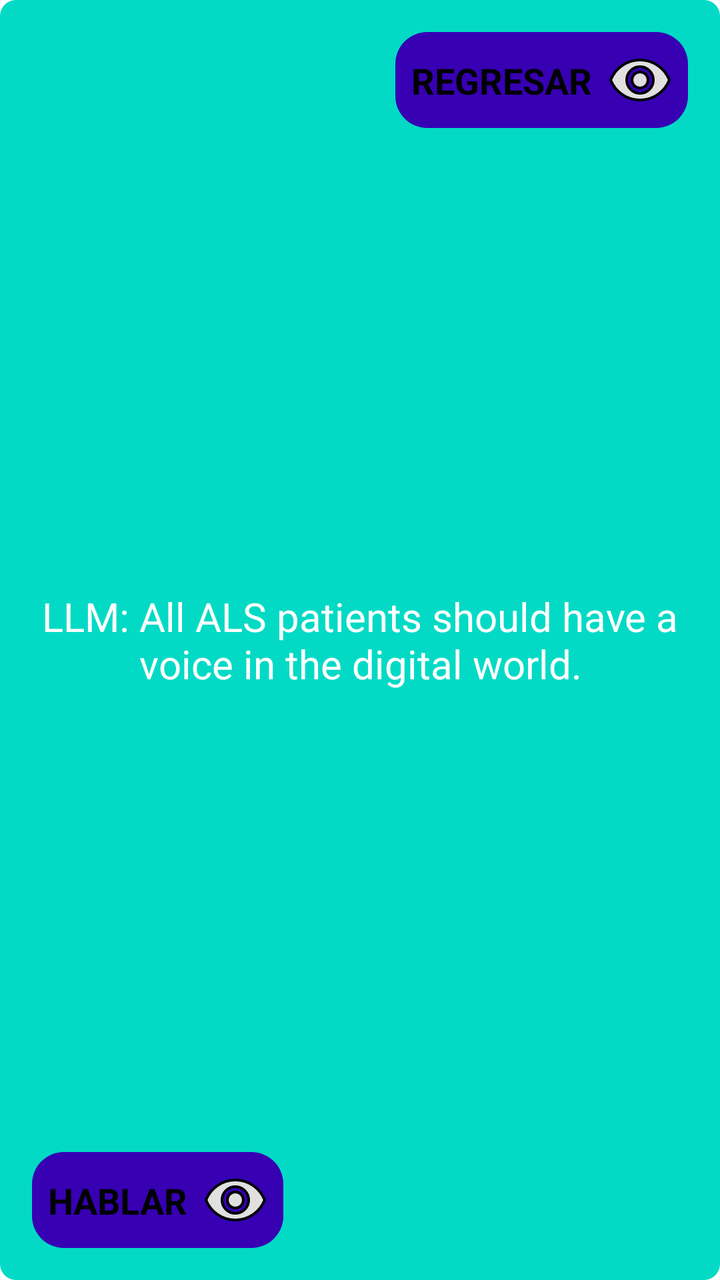
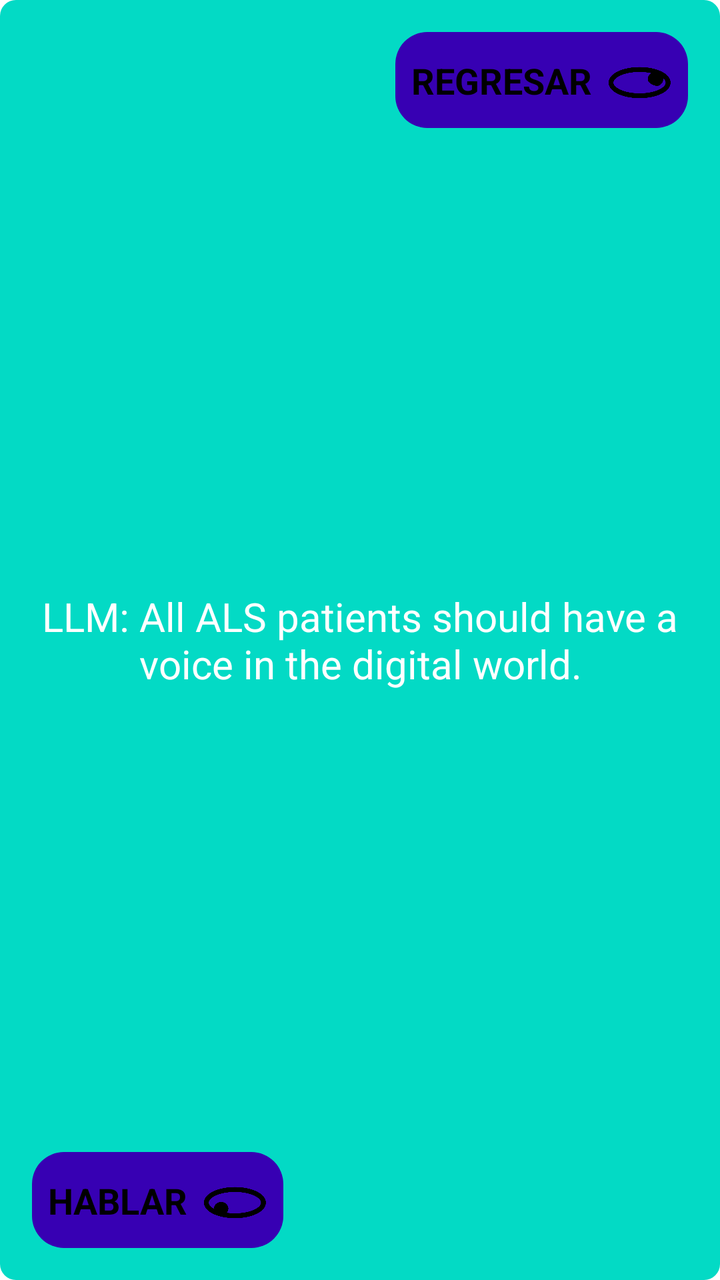

An Android layout rendered at two revisions. The XML below is the earlier revision; the diff shows what the commit changed to produce the second picture.
<!-- AndroidManifest.xml: application theme Theme.Lets -->
<!-- res/layout/popup_completo.xml -->
<?xml version="1.0" encoding="utf-8"?>
<androidx.constraintlayout.widget.ConstraintLayout xmlns:android="http://schemas.android.com/apk/res/android"
    xmlns:app="http://schemas.android.com/apk/res-auto"
    android:layout_width="400dp"
    android:layout_height="250dp"
    android:background="@drawable/llm_area_background"
    android:padding="16dp">

    
    <androidx.constraintlayout.widget.ConstraintLayout
        android:id="@+id/btn_popup_volver"
        android:layout_width="wrap_content"
        android:layout_height="wrap_content"
        android:background="@drawable/panel_background"
        android:padding="8dp"
        app:layout_constraintEnd_toEndOf="parent"
        app:layout_constraintTop_toTopOf="parent">

        <TextView
            android:id="@+id/text_volver"
            android:layout_width="wrap_content"
            android:layout_height="wrap_content"
            android:text="REGRESAR"
            android:textColor="@color/black"
            android:textSize="18sp"
            android:textStyle="bold"
            app:layout_constraintBottom_toBottomOf="parent"
            app:layout_constraintStart_toStartOf="parent"
            app:layout_constraintTop_toTopOf="parent" />

        <ImageView
            android:layout_width="32dp"
            android:layout_height="32dp"
            android:layout_marginStart="8dp"
            android:src="@drawable/ic_eye"
            app:layout_constraintBottom_toBottomOf="parent"
            app:layout_constraintEnd_toEndOf="parent"
            app:layout_constraintStart_toEndOf="@id/text_volver"
            app:layout_constraintTop_toTopOf="parent" />
    </androidx.constraintlayout.widget.ConstraintLayout>

    
    <TextView
        android:id="@+id/popup_content_text"
        android:layout_width="0dp"
        android:layout_height="0dp"
        android:layout_marginTop="16dp"
        android:layout_marginBottom="16dp"
        android:gravity="center"
        android:text="LLM: All ALS patients should have a voice in the digital world."
        android:textColor="@color/white"
        android:textSize="20sp"
        app:layout_constraintBottom_toTopOf="@+id/btn_popup_hablar"
        app:layout_constraintEnd_toEndOf="parent"
        app:layout_constraintStart_toStartOf="parent"
        app:layout_constraintTop_toBottomOf="@id/btn_popup_volver" />

    
    <androidx.constraintlayout.widget.ConstraintLayout
        android:id="@+id/btn_popup_hablar"
        android:layout_width="wrap_content"
        android:layout_height="wrap_content"
        android:background="@drawable/panel_background"
        android:padding="8dp"
        app:layout_constraintBottom_toBottomOf="parent"
        app:layout_constraintStart_toStartOf="parent">

        <TextView
            android:id="@+id/text_hablar"
            android:layout_width="wrap_content"
            android:layout_height="wrap_content"
            android:text="HABLAR"
            android:textColor="@color/black"
            android:textSize="18sp"
            android:textStyle="bold"
            app:layout_constraintBottom_toBottomOf="parent"
            app:layout_constraintStart_toStartOf="parent"
            app:layout_constraintTop_toTopOf="parent" />

        <ImageView
            android:layout_width="32dp"
            android:layout_height="32dp"
            android:layout_marginStart="8dp"
            android:src="@drawable/ic_eye"
            app:layout_constraintBottom_toBottomOf="parent"
            app:layout_constraintEnd_toEndOf="parent"
            app:layout_constraintStart_toEndOf="@id/text_hablar"
            app:layout_constraintTop_toTopOf="parent" />
    </androidx.constraintlayout.widget.ConstraintLayout>

</androidx.constraintlayout.widget.ConstraintLayout>
<!-- resources referenced by this layout -->
<resources>
  <color name="black">#FF000000</color>
  <color name="white">#FFFFFFFF</color>
  <!-- drawable ic_eye (drawable) -->
  <vector xmlns:android="http://schemas.android.com/apk/res/android"
      android:width="48dp"
      android:height="48dp"
      android:viewportWidth="24"
      android:viewportHeight="24">
      <path
          android:fillColor="#E0E0E0"
          android:pathData="M12,4.5C7,4.5 2.73,7.61 1,12c1.73,4.39 6,7.5 11,7.5s9.27,-3.11 11,-7.5c-1.73,-4.39 -6,-7.5 -11,-7.5zM12,17c-2.76,0 -5,-2.24 -5,-5s2.24,-5 5,-5 5,2.24 5,5 -2.24,5 -5,5zM12,9c-1.66,0 -3,1.34 -3,3s1.34,3 3,3 3,-1.34 3,-3 -1.34,-3 -3,-3z"
          android:strokeColor="#000000"
          android:strokeWidth="1"/>
  </vector>
  <!-- drawable llm_area_background (drawable) -->
  <?xml version="1.0" encoding="utf-8"?>
  <shape xmlns:android="http://schemas.android.com/apk/res/android">
      <solid android:color="@color/llm_background" />
      <corners android:radius="8dp" />
  </shape>
  <!-- drawable panel_background (drawable) -->
  <?xml version="1.0" encoding="utf-8"?>
  <shape xmlns:android="http://schemas.android.com/apk/res/android">
      <solid android:color="@color/panel_background" />
      <corners android:radius="16dp" />
  </shape>
  <style name="Theme.Lets" parent="Theme.MaterialComponents.DayNight.NoActionBar">
          
          <item name="colorPrimary">@color/purple_500</item>
          <item name="colorPrimaryVariant">@color/purple_700</item>
          <item name="colorOnPrimary">@color/white</item>
          
          <item name="colorSecondary">@color/teal_200</item>
          <item name="colorSecondaryVariant">@color/teal_700</item>
          <item name="colorOnSecondary">@color/black</item>
          
          <item name="android:statusBarColor">?attr/colorPrimaryVariant</item>
          
      </style>
  <color name="llm_background">#03DAC5</color>
  <color name="panel_background">#3700B3</color>
  <color name="purple_500">#FF6200EE</color>
  <color name="purple_700">#FF3700B3</color>
  <color name="teal_200">#FF03DAC5</color>
  <color name="teal_700">#FF018786</color>
</resources>

<!-- the commit's change to res/layout/popup_completo.xml (unified diff, before → after) -->
@@ -32,7 +32,7 @@
             android:layout_width="32dp"
             android:layout_height="32dp"
             android:layout_marginStart="8dp"
-            android:src="@drawable/ic_eye"
+            android:src="@drawable/ic_gaze_arriba_der"
             app:layout_constraintBottom_toBottomOf="parent"
             app:layout_constraintEnd_toEndOf="parent"
             app:layout_constraintStart_toEndOf="@id/text_volver"
@@ -81,7 +81,7 @@
             android:layout_width="32dp"
             android:layout_height="32dp"
             android:layout_marginStart="8dp"
-            android:src="@drawable/ic_eye"
+            android:src="@drawable/ic_gaze_abajo_izq"
             app:layout_constraintBottom_toBottomOf="parent"
             app:layout_constraintEnd_toEndOf="parent"
             app:layout_constraintStart_toEndOf="@id/text_hablar"
<!-- resource entries referenced after the edit -->
@@ -2,18 +2,8 @@
 <resources>
   <color name="black">#FF000000</color>
   <color name="white">#FFFFFFFF</color>
-  <!-- drawable ic_eye (drawable) -->
-  <vector xmlns:android="http://schemas.android.com/apk/res/android"
-      android:width="48dp"
-      android:height="48dp"
-      android:viewportWidth="24"
-      android:viewportHeight="24">
-      <path
-          android:fillColor="#E0E0E0"
-          android:pathData="M12,4.5C7,4.5 2.73,7.61 1,12c1.73,4.39 6,7.5 11,7.5s9.27,-3.11 11,-7.5c-1.73,-4.39 -6,-7.5 -11,-7.5zM12,17c-2.76,0 -5,-2.24 -5,-5s2.24,-5 5,-5 5,2.24 5,5 -2.24,5 -5,5zM12,9c-1.66,0 -3,1.34 -3,3s1.34,3 3,3 3,-1.34 3,-3 -1.34,-3 -3,-3z"
-          android:strokeColor="#000000"
-          android:strokeWidth="1"/>
-  </vector>
+  <!-- drawable ic_gaze_abajo_izq: png bitmap (drawable, 18846 bytes) -->
+  <!-- drawable ic_gaze_arriba_der: png bitmap (drawable, 19198 bytes) -->
   <!-- drawable llm_area_background (drawable) -->
   <?xml version="1.0" encoding="utf-8"?>
   <shape xmlns:android="http://schemas.android.com/apk/res/android">
